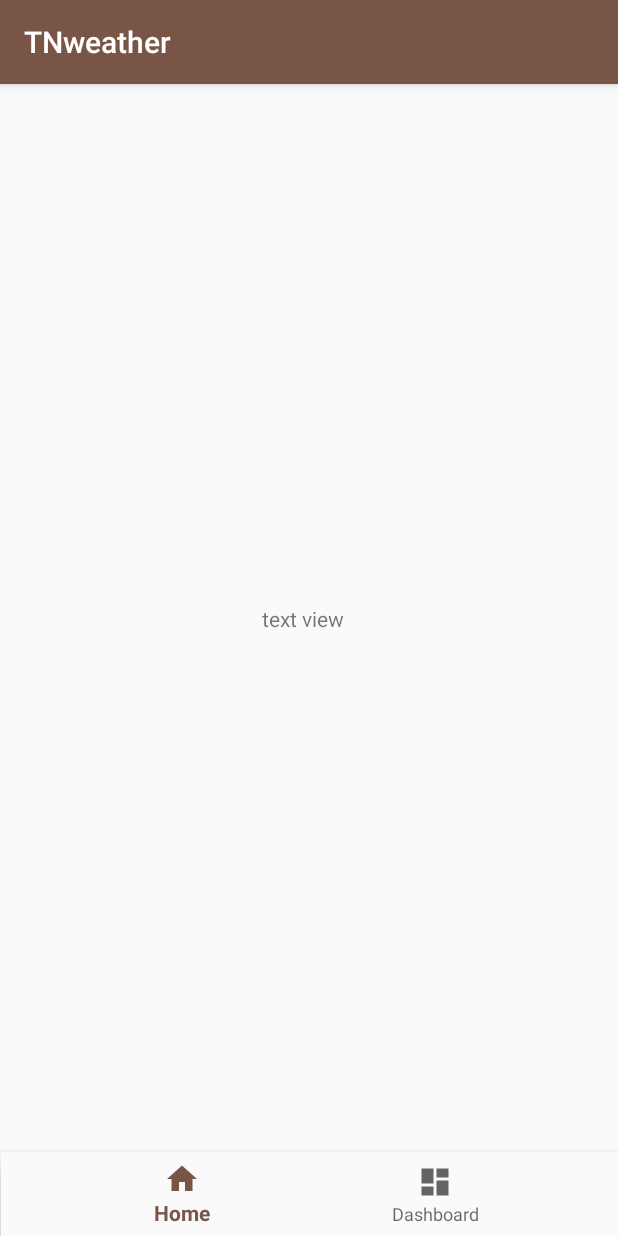
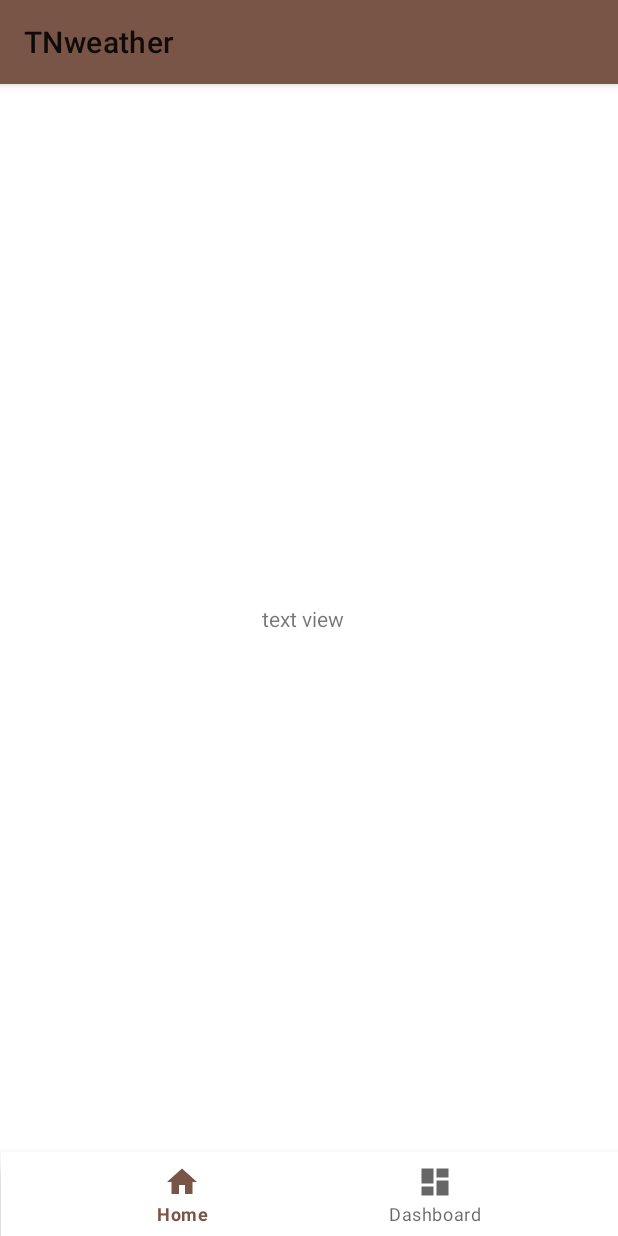
Before and after one commit to aungmyattthu/TNweather, an Android app: the screen it shows after launch (MainActivity), on a phone screen of 412 x 824 dp. Run offline under Robolectric (Android 15) with nearby library versions, the phone set to English and light mode, and no system bars; our stand-ins replace ButterKnife; 4 statements that could not run were skipped.

Commit message:
data received/ chagne tempkf from int to float/change style to material/insert constructor to weatherlistimpl

```diff
--- a/app/src/main/java/com/example/tnweather/HomeFragment.java
+++ b/app/src/main/java/com/example/tnweather/HomeFragment.java
@@ -85,7 +85,7 @@ public class HomeFragment extends Fragment implements MainContract.View, Locatio
         /*tinyDB = new TinyDB(container.getContext());*/
         //locationManager = (LocationManager) getActivity().getSystemService(Context.LOCATION_SERVICE);
         initUI();
-        presenter = new WeatherResponePresenter(this, new WeatherListImpl());
+        presenter = new WeatherResponePresenter(this, new WeatherListImpl(getContext()));
 
         /*locationTv = findViewById(R.id.location);*/
        /* if (!tinyDB.getBoolean("firstTime")) {
--- a/app/src/main/java/com/example/tnweather/MainActivity.java
+++ b/app/src/main/java/com/example/tnweather/MainActivity.java
@@ -27,9 +27,9 @@ import android.view.MenuItem;
 import android.widget.TextView;
 import android.widget.Toast;
 public class MainActivity extends AppCompatActivity implements LocationListener {
-
-    private TinyDB tinyDB;
-    @BindView(R.id.locationTv)
+   // private WeatherListImpl weatherList;
+    public TinyDB tinyDB;
+    //@BindView(R.id.locationTv)
     public TextView locationTv;
     private LocationManager locationManager;
     private Location lastLocation;
@@ -87,28 +87,31 @@ public class MainActivity extends AppCompatActivity implements LocationListener
         tinyDB = new TinyDB(this);
         ButterKnife.bind(this);
         locationManager = (LocationManager) this.getSystemService(Context.LOCATION_SERVICE);
-        firstUse();
+
+        //weatherList = new WeatherListImpl(this);
+
         if(!tinyDB.getBoolean("firstTime"))
         {
+            //Toast.makeText(this, "leeepyan", Toast.LENGTH_SHORT).show();
+           // Toast.makeText(this, tinyDB.getBoolean("firstTime")+"", Toast.LENGTH_SHORT).show();
+            tinyDB.putBoolean("firstTime",true);
+            firstUse();
+            //Log.d("Latitude",tinyDB.getString("Latitude"));
+            //Log.d("Latitude",tinyDB.getString("Longitude"));
 
-            Toast.makeText(this, tinyDB.getBoolean("firstTime")+"", Toast.LENGTH_SHORT).show();
-            tinyDB.putBoolean("firstTime",true);
-            Log.i("Latitude",tinyDB.getString("Latitude"));
-            Log.i("Latitude",tinyDB.getString("Longitude"));
 
         }
         else
         {
-
+            //Toast.makeText(this, "sapapyan", Toast.LENGTH_SHORT).show();
             Toast.makeText(this, tinyDB.getString("Latitude")+"", Toast.LENGTH_SHORT).show();
-            Log.i("Latitude",tinyDB.getString("Latitude"));
-            Log.i("Latitude",tinyDB.getString("Longitude"));
+            //Log.d("Latitude",tinyDB.getString("Latitude"));
+            //Log.d("Latitude",tinyDB.getString("Longitude"));
 
         }
 
 
     }
-
     private void firstUse() {
 
         if(Build.VERSION.SDK_INT < 23) {
@@ -120,7 +123,7 @@ public class MainActivity extends AppCompatActivity implements LocationListener
                 //                                          int[] grantResults)
                 // to handle the case where the user grants the permission. See the documentation
                 // for ActivityCompat#requestPermissions for more details.
-                locationManager.requestLocationUpdates(LocationManager.GPS_PROVIDER, 0, 0, this);
+                locationManager.requestLocationUpdates(LocationManager.NETWORK_PROVIDER, 0, 0, this);
             }
 
         }
@@ -129,16 +132,27 @@ public class MainActivity extends AppCompatActivity implements LocationListener
                 ActivityCompat.requestPermissions(this, new String[]{Manifest.permission.ACCESS_FINE_LOCATION}, 1);
             } else
             {
-                locationManager.requestLocationUpdates(LocationManager.GPS_PROVIDER,0,0,this);
-                lastLocation = locationManager.getLastKnownLocation(LocationManager.GPS_PROVIDER);
-                locationTv.setText(lastLocation.getLatitude()+""+"   "+lastLocation.getLongitude());
+                locationManager.requestLocationUpdates(LocationManager.NETWORK_PROVIDER,0,0,this);
+                lastLocation = locationManager.getLastKnownLocation(LocationManager.NETWORK_PROVIDER);
+                /*Toast.makeText(this, "Location Test:"+lastLocation.toString(), Toast.LENGTH_LONG).show();*/
+                //locationTv.setText(lastLocation.getLatitude()+""+"   "+lastLocation.getLongitude());
                 tinyDB.putString("Latitude",String.valueOf(lastLocation.getLatitude()));
                 tinyDB.putString("Longitude",String.valueOf(lastLocation.getLongitude()));
+                Toast.makeText(this, "latitute:" + tinyDB.getString("Latitude"), Toast.LENGTH_SHORT).show();
+                //test();
+            }
+            lastLocation = locationManager.getLastKnownLocation(LocationManager.NETWORK_PROVIDER);
+            tinyDB.putString("Latitude",String.valueOf(lastLocation.getLatitude()));
+            tinyDB.putString("Longitude",String.valueOf(lastLocation.getLongitude()));
+        }
 
-            }
-        }
         //  tinyDB.putBoolean("firstTime",false);
 
+    }
+
+
+    private void test(){
+        Toast.makeText(this, "latitute:" + tinyDB.getString("Latitude"), Toast.LENGTH_SHORT).show();
     }
 
     @Override
--- a/app/src/main/java/com/example/tnweather/adapter/WeatherAdapter.java
+++ b/app/src/main/java/com/example/tnweather/adapter/WeatherAdapter.java
@@ -36,7 +36,8 @@ public class WeatherAdapter extends RecyclerView.Adapter<WeatherAdapter.MyViewHo
 
     @Override
     public void onBindViewHolder(@NonNull MyViewHolder holder, final int position) {
-        holder.temperature.setText(weatherRespones.get(position).getMain().getTempKf());
+        holder.temperature.setText(String.valueOf(weatherRespones.get(position).getMain().getTempKf()));
+        /**/
 
         holder.itemView.setOnClickListener(new View.OnClickListener() {
             @Override
--- a/app/src/main/java/com/example/tnweather/model/Main.java
+++ b/app/src/main/java/com/example/tnweather/model/Main.java
@@ -18,7 +18,7 @@ public class Main implements Serializable {
 	private double grndLevel;
 
 	@SerializedName("temp_kf")
-	private int tempKf;
+	private float tempKf;
 
 	@SerializedName("humidity")
 	private int humidity;
@@ -60,7 +60,7 @@ public class Main implements Serializable {
 		this.tempKf = tempKf;
 	}
 
-	public int getTempKf(){
+	public float getTempKf(){
 		return tempKf;
 	}
 
--- a/app/src/main/res/values/styles.xml
+++ b/app/src/main/res/values/styles.xml
@@ -1,7 +1,7 @@
 <resources>
 
     <!-- Base application theme. -->
-    <style name="AppTheme" parent="Theme.AppCompat.Light.DarkActionBar">
+    <style name="AppTheme" parent="Base.Theme.MaterialComponents.Light">
         <!-- Customize your theme here. -->
         <item name="colorPrimary">@color/colorPrimary</item>
         <item name="colorPrimaryDark">@color/colorPrimaryDark</item>
```
Also changed, not shown: app/src/main/java/com/example/tnweather/WeatherListImpl.java (+7 -2 lines).
